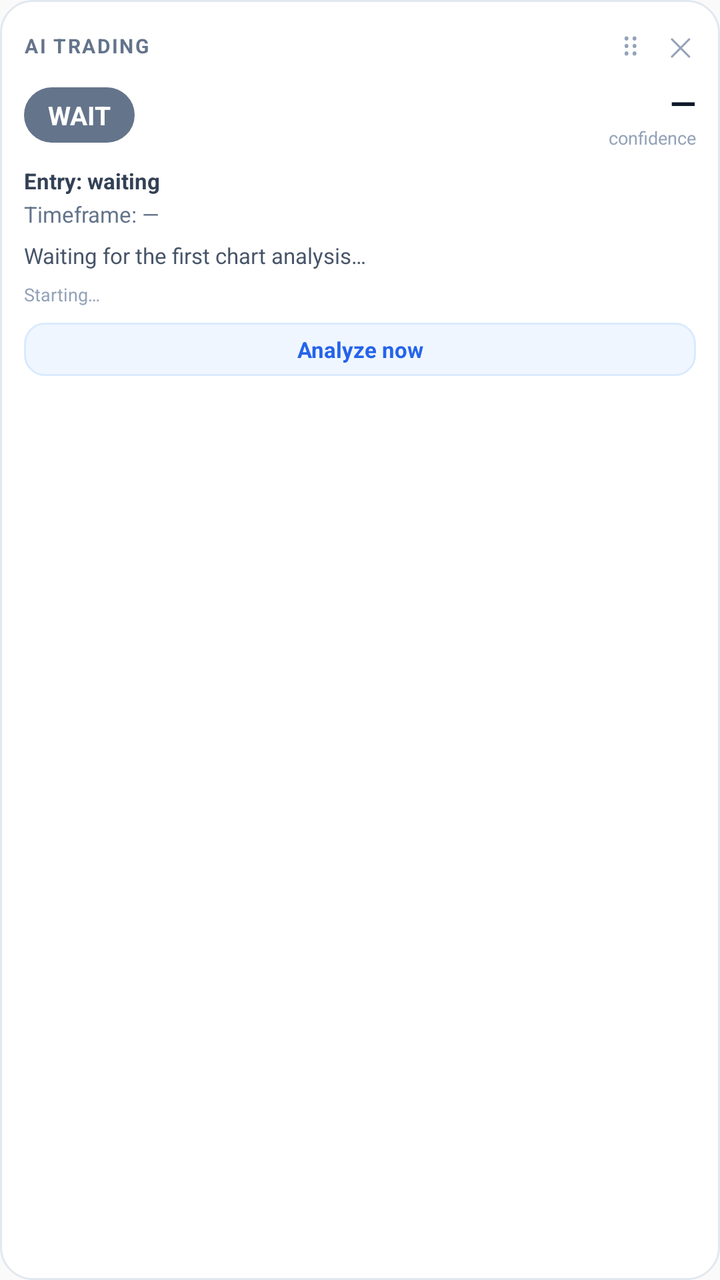
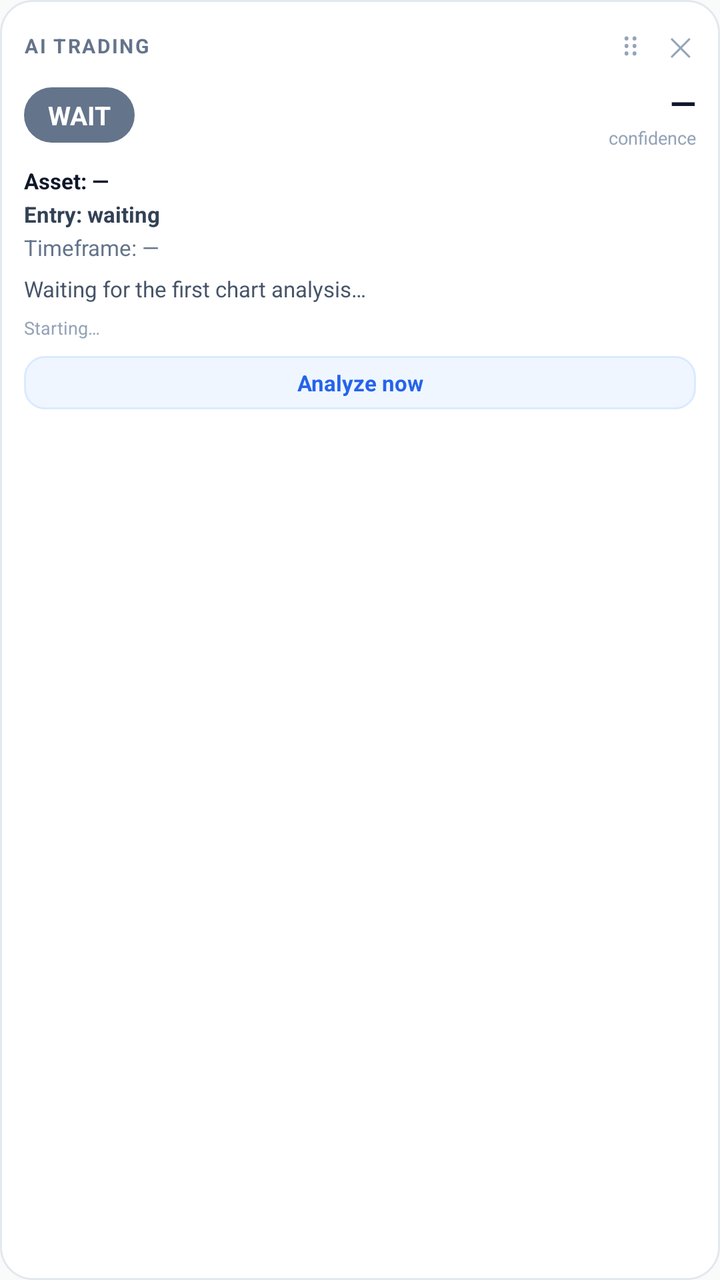

Screens rendered from an Android XML layout before and after an edit, with the pre-edit source and the edit as a unified diff.
<!-- AndroidManifest.xml: application theme AppTheme -->
<!-- res/layout/overlay_widget.xml -->
<?xml version="1.0" encoding="utf-8"?>
<LinearLayout xmlns:android="http://schemas.android.com/apk/res/android"
    android:id="@+id/overlay_root"
    android:layout_width="248dp"
    android:layout_height="wrap_content"
    android:background="@drawable/overlay_card"
    android:orientation="vertical"
    android:padding="12dp">

    <LinearLayout
        android:id="@+id/drag_handle"
        android:layout_width="match_parent"
        android:layout_height="wrap_content"
        android:gravity="center_vertical"
        android:orientation="horizontal"
        android:paddingBottom="6dp">

        <TextView
            android:layout_width="0dp"
            android:layout_height="wrap_content"
            android:layout_weight="1"
            android:letterSpacing="0.08"
            android:text="AI TRADING"
            android:textColor="#64748B"
            android:textSize="10sp"
            android:textStyle="bold" />

        <TextView
            android:layout_width="wrap_content"
            android:layout_height="wrap_content"
            android:paddingStart="8dp"
            android:paddingEnd="8dp"
            android:text="⠿"
            android:textColor="#94A3B8"
            android:textSize="15sp" />

        <TextView
            android:id="@+id/stop_button"
            android:layout_width="wrap_content"
            android:layout_height="wrap_content"
            android:paddingStart="6dp"
            android:paddingEnd="2dp"
            android:paddingTop="2dp"
            android:paddingBottom="2dp"
            android:text="✕"
            android:textColor="#94A3B8"
            android:textSize="13sp" />
    </LinearLayout>

    <LinearLayout
        android:layout_width="match_parent"
        android:layout_height="wrap_content"
        android:gravity="center_vertical"
        android:orientation="horizontal">

        <TextView
            android:id="@+id/signal_badge"
            android:layout_width="wrap_content"
            android:layout_height="wrap_content"
            android:background="@drawable/signal_wait"
            android:paddingStart="12dp"
            android:paddingTop="5dp"
            android:paddingEnd="12dp"
            android:paddingBottom="5dp"
            android:text="WAIT"
            android:textColor="#FFFFFF"
            android:textSize="13sp"
            android:textStyle="bold" />

        <LinearLayout
            android:layout_width="0dp"
            android:layout_height="wrap_content"
            android:layout_marginStart="10dp"
            android:layout_weight="1"
            android:gravity="end"
            android:orientation="vertical">

            <TextView
                android:id="@+id/confidence_text"
                android:layout_width="wrap_content"
                android:layout_height="wrap_content"
                android:text="—"
                android:textColor="#0F172A"
                android:textSize="17sp"
                android:textStyle="bold" />

            <TextView
                android:layout_width="wrap_content"
                android:layout_height="wrap_content"
                android:text="confidence"
                android:textColor="#94A3B8"
                android:textSize="9sp" />
        </LinearLayout>
    </LinearLayout>

    <TextView
        android:id="@+id/timing_text"
        android:layout_width="match_parent"
        android:layout_height="wrap_content"
        android:layout_marginTop="8dp"
        android:text="Entry: waiting"
        android:textColor="#334155"
        android:textSize="11sp"
        android:textStyle="bold" />

    <TextView
        android:id="@+id/timeframe_text"
        android:layout_width="match_parent"
        android:layout_height="wrap_content"
        android:layout_marginTop="2dp"
        android:text="Timeframe: —"
        android:textColor="#64748B"
        android:textSize="11sp" />

    <TextView
        android:id="@+id/reason_text"
        android:layout_width="match_parent"
        android:layout_height="wrap_content"
        android:layout_marginTop="6dp"
        android:ellipsize="end"
        android:maxLines="3"
        android:text="Waiting for the first chart analysis…"
        android:textColor="#475569"
        android:textSize="11sp" />

    <TextView
        android:id="@+id/status_text"
        android:layout_width="match_parent"
        android:layout_height="wrap_content"
        android:layout_marginTop="6dp"
        android:text="Starting…"
        android:textColor="#94A3B8"
        android:textSize="9sp" />

    <TextView
        android:id="@+id/analyze_button"
        android:layout_width="match_parent"
        android:layout_height="wrap_content"
        android:layout_marginTop="8dp"
        android:background="@drawable/overlay_button"
        android:gravity="center"
        android:paddingTop="6dp"
        android:paddingBottom="6dp"
        android:text="Analyze now"
        android:textColor="#2563EB"
        android:textSize="11sp"
        android:textStyle="bold" />
</LinearLayout>
<!-- resources referenced by this layout -->
<resources>
  <!-- drawable overlay_button (drawable) -->
  <?xml version="1.0" encoding="utf-8"?>
  <shape xmlns:android="http://schemas.android.com/apk/res/android"
      android:shape="rectangle">
      <solid android:color="#EFF6FF" />
      <corners android:radius="10dp" />
      <stroke
          android:width="1dp"
          android:color="#DBEAFE" />
  </shape>
  <!-- drawable overlay_card (drawable) -->
  <?xml version="1.0" encoding="utf-8"?>
  <shape xmlns:android="http://schemas.android.com/apk/res/android"
      android:shape="rectangle">
      <solid android:color="#FFFFFF" />
      <corners android:radius="16dp" />
      <stroke
          android:width="1dp"
          android:color="#E2E8F0" />
  </shape>
  <!-- drawable signal_wait (drawable) -->
  <?xml version="1.0" encoding="utf-8"?>
  <shape xmlns:android="http://schemas.android.com/apk/res/android"
      android:shape="rectangle">
      <solid android:color="#64748B" />
      <corners android:radius="999dp" />
  </shape>
  <style name="AppTheme" parent="Theme.AppCompat.Light.DarkActionBar">
          
          <item name="colorPrimary">@color/colorPrimary</item>
          <item name="colorPrimaryDark">@color/colorPrimaryDark</item>
          <item name="colorAccent">@color/colorAccent</item>
      </style>
</resources>

<!-- the commit's change to res/layout/overlay_widget.xml (unified diff, before → after) -->
@@ -94,10 +94,20 @@
     </LinearLayout>
 
     <TextView
+        android:id="@+id/asset_text"
+        android:layout_width="match_parent"
+        android:layout_height="wrap_content"
+        android:layout_marginTop="8dp"
+        android:text="Asset: —"
+        android:textColor="#0F172A"
+        android:textSize="11sp"
+        android:textStyle="bold" />
+
+    <TextView
         android:id="@+id/timing_text"
         android:layout_width="match_parent"
         android:layout_height="wrap_content"
-        android:layout_marginTop="8dp"
+        android:layout_marginTop="2dp"
         android:text="Entry: waiting"
         android:textColor="#334155"
         android:textSize="11sp"
